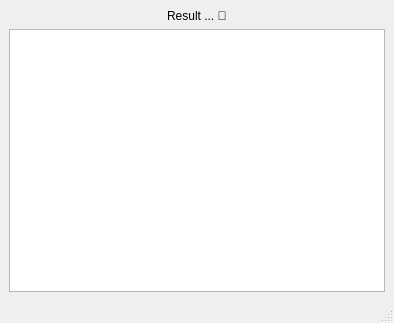
suchinton/MusicID, file Result.ui: the form before one commit.
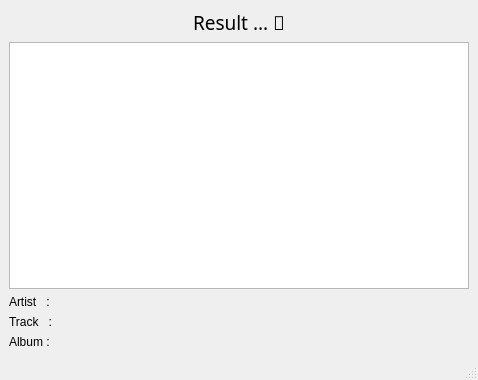
The form after the commit.

The edit to the form file:
```diff
--- a/Result.ui
+++ b/Result.ui
@@ -6,8 +6,8 @@
    <rect>
     <x>0</x>
     <y>0</y>
-    <width>394</width>
-    <height>323</height>
+    <width>478</width>
+    <height>380</height>
    </rect>
   </property>
   <property name="windowTitle">
@@ -15,8 +15,38 @@
   </property>
   <widget class="QWidget" name="centralwidget">
    <layout class="QGridLayout" name="gridLayout">
-    <item row="0" column="0" colspan="2" alignment="Qt::AlignHCenter">
+    <item row="4" column="0">
+     <widget class="QLabel" name="Album_L">
+      <property name="text">
+       <string>Album :</string>
+      </property>
+     </widget>
+    </item>
+    <item row="3" column="0">
+     <widget class="QLabel" name="Track_L">
+      <property name="text">
+       <string>Track   :</string>
+      </property>
+     </widget>
+    </item>
+    <item row="2" column="0">
+     <widget class="QLabel" name="Artist_L">
+      <property name="text">
+       <string>Artist   :</string>
+      </property>
+     </widget>
+    </item>
+    <item row="0" column="0" colspan="3" alignment="Qt::AlignHCenter">
      <widget class="QLabel" name="label_4">
+      <property name="font">
+       <font>
+        <family>JetBrainsMono Nerd Font Mono</family>
+        <pointsize>14</pointsize>
+        <weight>9</weight>
+        <italic>false</italic>
+        <bold>false</bold>
+       </font>
+      </property>
       <property name="styleSheet">
        <string notr="true">font: 75 14pt &quot;JetBrainsMono Nerd Font Mono&quot;;</string>
       </property>
@@ -25,7 +55,7 @@
       </property>
      </widget>
     </item>
-    <item row="1" column="0" colspan="2">
+    <item row="1" column="0" colspan="3">
      <widget class="QTextEdit" name="Display">
       <property name="readOnly">
        <bool>true</bool>
```
Left out of the diff: 2 changed lines with no effect on the pictures.
